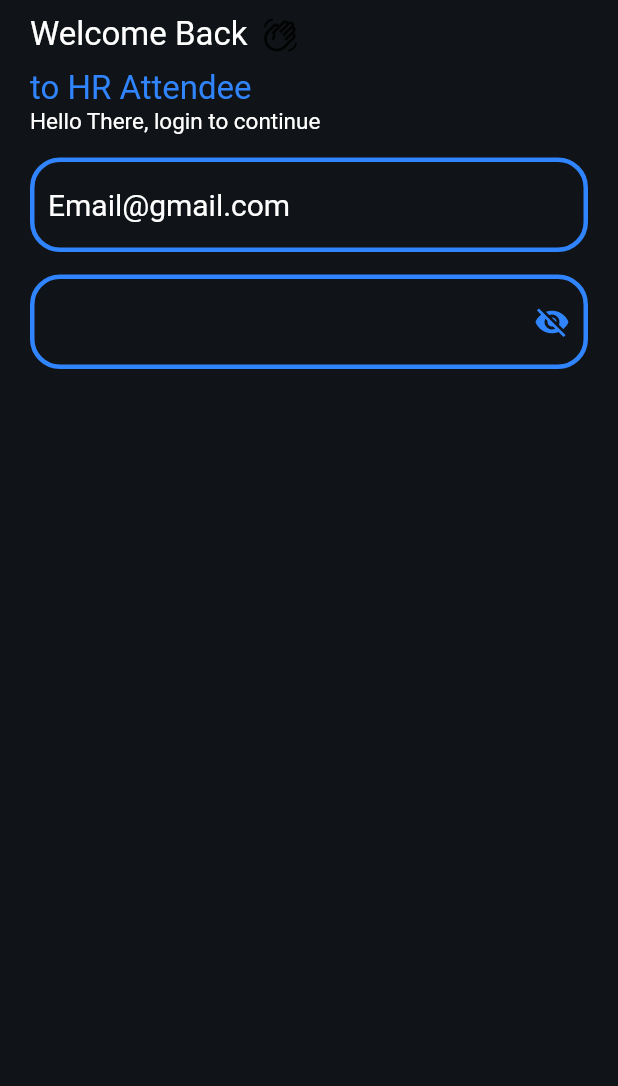
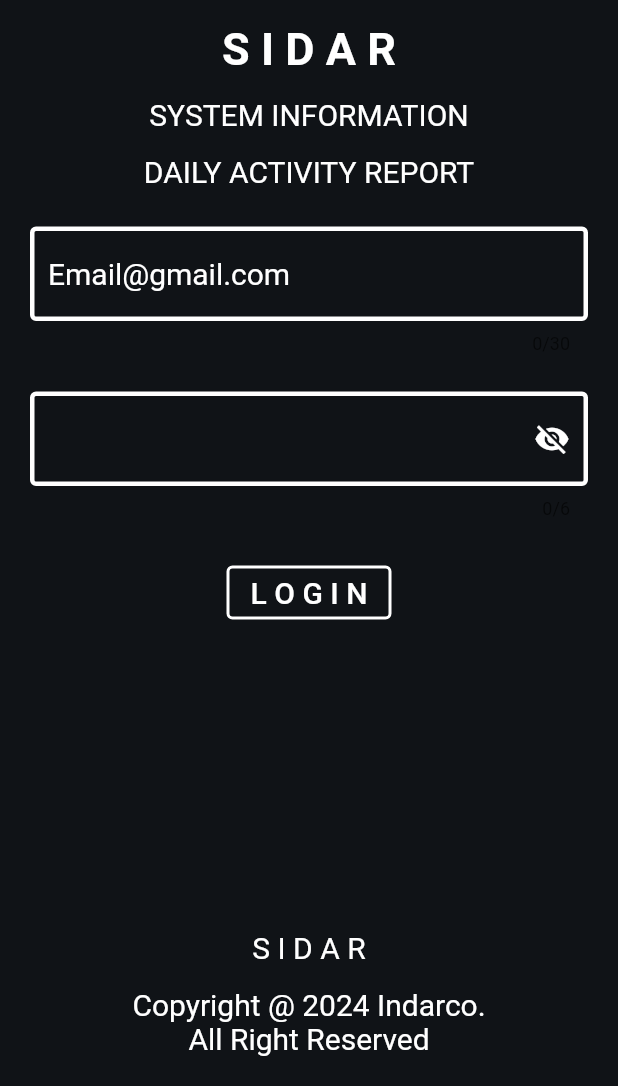
Before and after one commit to RonwasHere/sistem_info_sidar, a Flutter app: the screen it shows after launch, on a phone screen of 412 x 824 dp, the part 150-1236 px from its top. Run offline on Flutter 3.47's test engine with Material 2 defaults, Android fonts, the phone set to English and light mode, and no system bars.

Commit message:
feat = login page done...push to github

```diff
--- /dev/null
+++ b/lib/dashboard.dart
@@ -0,0 +1,21 @@
+import 'package:flutter/material.dart';
+
+class DashboardPage extends StatelessWidget {
+  const DashboardPage({super.key});
+
+  @override
+  Widget build(BuildContext context) {
+    return Scaffold(
+      body: SafeArea(
+        child: Column(
+          children: [
+            Text(
+              "1",
+              style: TextStyle(fontSize: 70),
+            )
+          ],
+        ),
+      ),
+    );
+  }
+}
--- a/lib/login_page.dart
+++ b/lib/login_page.dart
@@ -29,52 +29,61 @@ class _LoginPageState extends State<LoginPage> {
                 width: 80,
                 height: 80,
               ),
-              SizedBox(height: 10),
-              Row(
-                children: [
-                  Text(
-                    'Welcome Back',
-                    style: TextStyle(fontSize: 22, color: Colors.white),
+              SizedBox(height: 15),
+              Center(
+                child: Text(
+                  'S I D A R',
+                  style: TextStyle(
+                    fontSize: 30,
+                    fontWeight: FontWeight.bold,
+                    color: Colors.white,
                   ),
-                  SizedBox(width: 10),
-                  Icon(
-                    Icons.waving_hand_outlined,
-                  ),
-                ],
-              ),
-              SizedBox(height: 10),
-              Text(
-                'to HR Attendee',
-                style: TextStyle(fontSize: 22, color: Color(0xff3085fe)),
-              ),
-              Text(
-                'Hello There, login to continue',
-                style: TextStyle(fontSize: 15, color: Colors.white),
+                ),
               ),
               SizedBox(height: 15),
+              Center(
+                child: Text(
+                  'SYSTEM INFORMATION',
+                  style: TextStyle(
+                    fontSize: 20,
+                    color: Colors.white,
+                  ),
+                ),
+              ),
+              SizedBox(height: 15),
+              Center(
+                child: Text(
+                  'DAILY ACTIVITY REPORT',
+                  style: TextStyle(
+                    fontSize: 20,
+                    color: Colors.white,
+                  ),
+                ),
+              ),
+              SizedBox(height: 25),
+              //TEXTFORMFIELD EMAIL
               TextFormField(
+                maxLength: 30,
                 style: TextStyle(color: Colors.white, fontSize: 20),
                 decoration: InputDecoration(
                   hintText: 'Email@gmail.com',
                   hintStyle: TextStyle(color: Colors.white),
                   enabledBorder: OutlineInputBorder(
-                    borderSide: BorderSide(
-                      width: 3,
-                      color: Color(0xff3085fe),
-                    ),
-                    borderRadius: BorderRadius.circular(20),
+                    borderSide: BorderSide(width: 3, color: Colors.white),
+
                   ),
                   focusedBorder: OutlineInputBorder(
                     borderSide: BorderSide(
                       width: 3,
-                      color: Color(0xff3085fe),
+                      color: Colors.white,
                     ),
-                    borderRadius: BorderRadius.circular(20),
                   ),
                 ),
               ),
-              SizedBox(height: 15),
+              SizedBox(height: 25),
+              //TEXTFORMFIELD PASSWORD
               TextFormField(
+                maxLength: 6, //pembatasan hanya input max 6 character saja
                 style: TextStyle(color: Colors.white, fontSize: 20),
                 decoration: InputDecoration(
                   suffixIcon: GestureDetector(
@@ -85,23 +94,67 @@ class _LoginPageState extends State<LoginPage> {
                     },
                     child: Icon(obscureText ? Icons.visibility_off : Icons.visibility),
                   ),
-                  suffixIconColor: Color(0xff3085fe),
+                  suffixIconColor: Colors.white,
                   enabledBorder: OutlineInputBorder(
                     borderSide: BorderSide(
                       width: 3,
-                      color: Color(0xff3085fe),
+                      color: Colors.white,
                     ),
-                    borderRadius: BorderRadius.circular(20),
                   ),
                   focusedBorder: OutlineInputBorder(
                     borderSide: BorderSide(
                       width: 3,
-                      color: Color(0xff3085fe),
+                      color: Colors.white,
                     ),
-                    borderRadius: BorderRadius.circular(20),
+
                   ),
                 ),
                 obscureText: obscureText,
+              ),
+              SizedBox(height: 25),
+              Center(
+                child: OutlinedButton(
+                  onPressed: () {},
+                  style: OutlinedButton.styleFrom(
+                    side: BorderSide(color: Colors.white, width: 2),
+                  ),
+                  child: Text(
+                    'L O G I N',
+                    style: TextStyle(
+                      fontSize: 20,
+                      color: Colors.white,
+                    ),
+                  ),
+                ),
+              ),
+              Spacer(),
+              Center(
+                child: Text(
+                  'S I D A R',
+                  style: TextStyle(
+                    fontSize: 20,
+                    color: Colors.white,
+                  ),
+                ),
+              ),
+              SizedBox(height: 15),
+              Center(
+                child: Text(
+                  'Copyright @ 2024 Indarco.',
+                  style: TextStyle(
+                    fontSize: 20,
+                    color: Colors.white,
+                  ),
+                ),
+              ),
+              Center(
+                child: Text(
+                  'All Right Reserved',
+                  style: TextStyle(
+                    fontSize: 20,
+                    color: Colors.white,
+                  ),
+                ),
               ),
             ],
           ),
```
